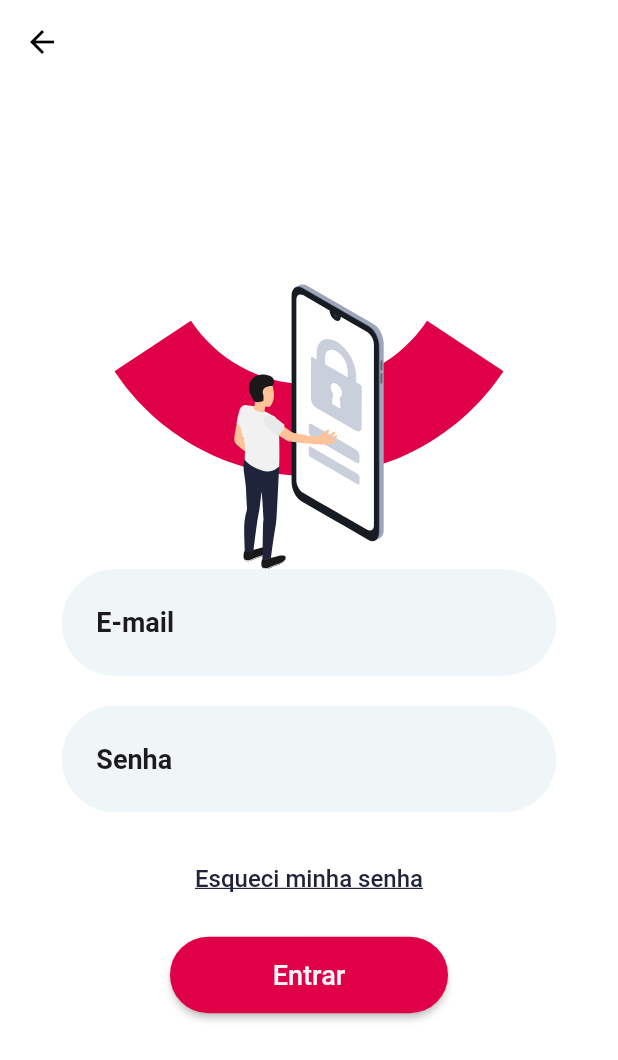
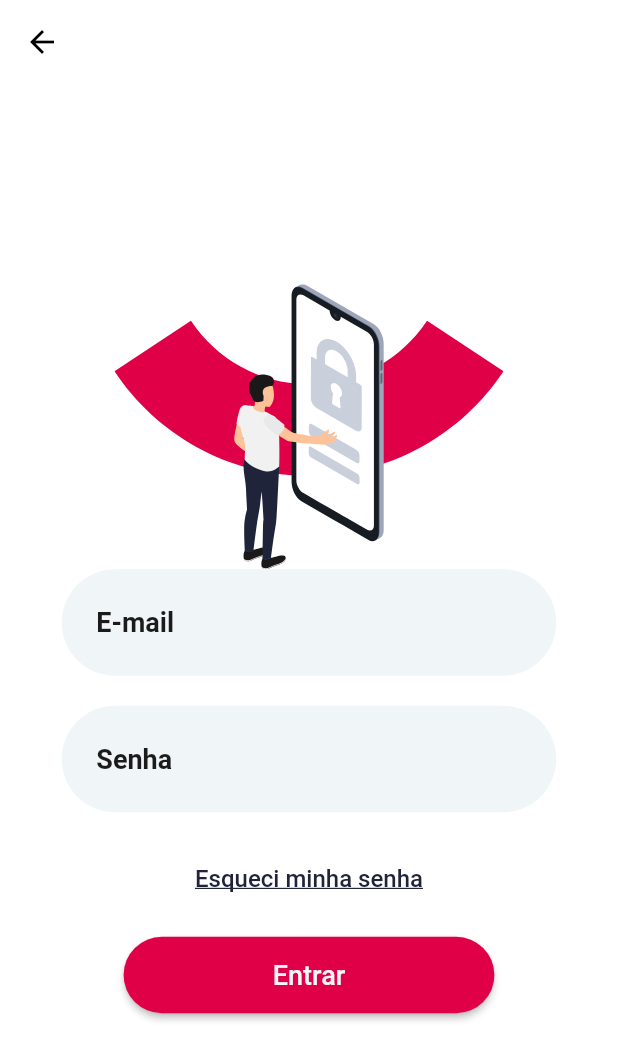
Before and after one commit to popsolutions/goop, a Flutter app: the screen it shows after launch, after a tap on "Login", on a phone screen of 412 x 824 dp. Shown: the top 1060 px of the screen. Run offline on Flutter 3.47's test engine with Material 2 defaults, Android fonts, the phone set to English and light mode, and no system bars; our stand-ins replace flutter_svg.

Commit message:
Tela inicial concluida

```diff
--- a/lib/pages/components/goop_button.dart
+++ b/lib/pages/components/goop_button.dart
@@ -3,31 +3,38 @@ import 'package:goop/pages/components/goop_colors.dart';
 
 class GoopButton extends StatelessWidget {
   final String text;
-  final action;
+  final Function action;
+  final Color buttonColor;
+  final Color textColor;
+  final Color borderColor;
 
   const GoopButton({
     Key key,
     @required this.text,
     this.action,
+    this.buttonColor = GoopColors.red,
+    this.textColor = GoopColors.neutralGrey,
+    this.borderColor = Colors.transparent,
   }) : super(key: key);
 
   @override
   Widget build(BuildContext context) {
     return Container(
       margin: EdgeInsets.all(15),
-      width: MediaQuery.of(context).size.width * .45,
+      width: MediaQuery.of(context).size.width * .6,
       child: ElevatedButton(
         style: ElevatedButton.styleFrom(
           padding: EdgeInsets.all(15),
-          primary: GoopColors.red,
+          primary: buttonColor,
           shape: RoundedRectangleBorder(
             borderRadius: BorderRadius.circular(30),
+            side: BorderSide(color: borderColor),
           ),
         ),
         child: Text(
           text,
           style: TextStyle(
-            color: GoopColors.neutralGrey,
+            color: textColor,
             fontSize: 18,
           ),
         ),
--- a/lib/pages/components/goop_images.dart
+++ b/lib/pages/components/goop_images.dart
@@ -3,4 +3,5 @@ class GoopImages {
   static const initial = 'assets/images/initial.svg';
   static const login = 'assets/images/login.svg';
   static const recover_password = 'assets/images/recover_password.svg';
+  static const charisma = 'assets/images/charisma.svg';
 }
--- a/lib/pages/initial/initial_page.dart
+++ b/lib/pages/initial/initial_page.dart
@@ -2,13 +2,15 @@ import 'package:flutter/material.dart';
 import 'package:flutter_svg/svg.dart';
 import 'package:goop/config/routes.dart';
 import 'package:goop/pages/components/goop_button.dart';
+import 'package:goop/pages/components/goop_colors.dart';
 import 'package:goop/pages/components/goop_images.dart';
 
 class InitialPage extends StatelessWidget {
   @override
   Widget build(BuildContext context) {
     return Scaffold(
-      body: Column(
+      body: SingleChildScrollView(
+        child: Column(
           children: [
             Stack(
               alignment: Alignment(0, 0),
@@ -32,7 +34,26 @@ class InitialPage extends StatelessWidget {
                 Routes.login,
               ),
             ),
+            GoopButton(
+              text: 'Cadastre-se Agora',
+              buttonColor: Colors.white,
+              textColor: GoopColors.red,
+              borderColor: GoopColors.red,
+              action: () {},
+            ),
+            GoopButton(
+              text: 'Entrar com Facebook',
+              buttonColor: GoopColors.blue,
+              action: () {},
+            ),
+            Container(
+              margin: EdgeInsets.only(top: 30),
+              height: 45,
+              width: 100,
+              child: SvgPicture.asset(GoopImages.charisma),
+            ),
           ],
+        ),
       ),
     );
   }
```
Also changed, not shown: assets/images/charisma.svg (added). Lines whose indentation alone changed are shown as unchanged.
